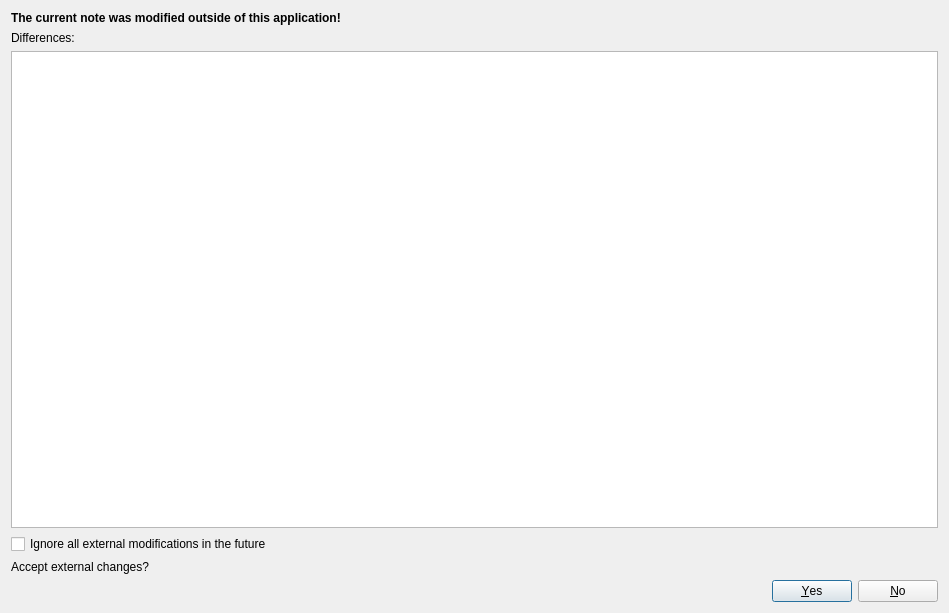
Above: src/dialogs/notediffdialog.ui from pbek/QOwnNotes before the change. Below: the same form after it.
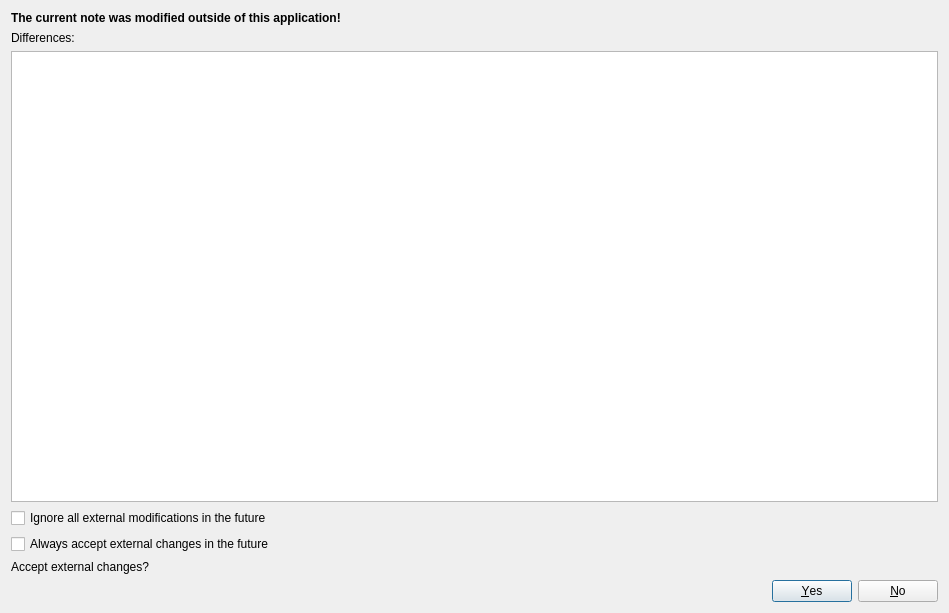
That is the form after the change. Icons and pictures are not drawn.

Commit message: added checkboxes to always accept external changes

Diff of the .ui file:
```diff
--- a/src/dialogs/notediffdialog.ui
+++ b/src/dialogs/notediffdialog.ui
@@ -70,6 +70,13 @@
        </property>
       </widget>
      </item>
+     <item>
+      <widget class="QCheckBox" name="acceptAllExternalChangesCheckBox">
+       <property name="text">
+        <string>Always accept external changes in the future</string>
+       </property>
+      </widget>
+     </item>
      <item>
       <widget class="QLabel" name="label">
        <property name="text">
```
The commit also changes 21 other files.
